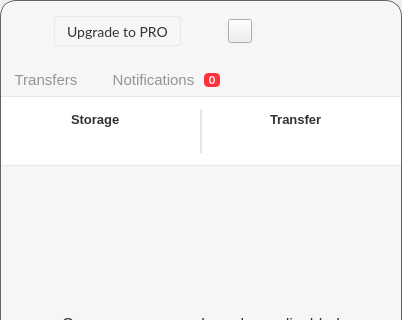
Old version of the form src/MEGASync/gui/linux/InfoDialog.ui in the repository meganz/MEGAsync; both pictures show x 0 to 402 and y 0 to 320 of the 402 by 564 pixel window.
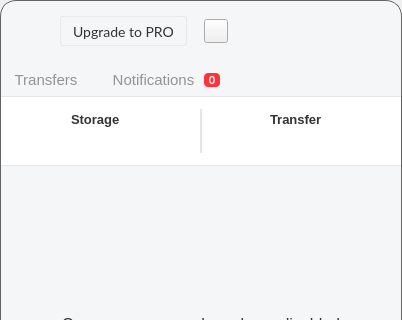
New version of the form. Icons and pictures are not drawn. Custom widgets are drawn as their Qt base class.

What changed in the file:
```diff
--- a/src/MEGASync/gui/linux/InfoDialog.ui
+++ b/src/MEGASync/gui/linux/InfoDialog.ui
@@ -213,7 +213,7 @@
               </property>
               <layout class="QHBoxLayout" name="horizontalLayout">
                <property name="spacing">
-                <number>10</number>
+                <number>16</number>
                </property>
                <property name="leftMargin">
                 <number>15</number>
```
Left out of the diff: 6 changed lines with no effect on the pictures.
